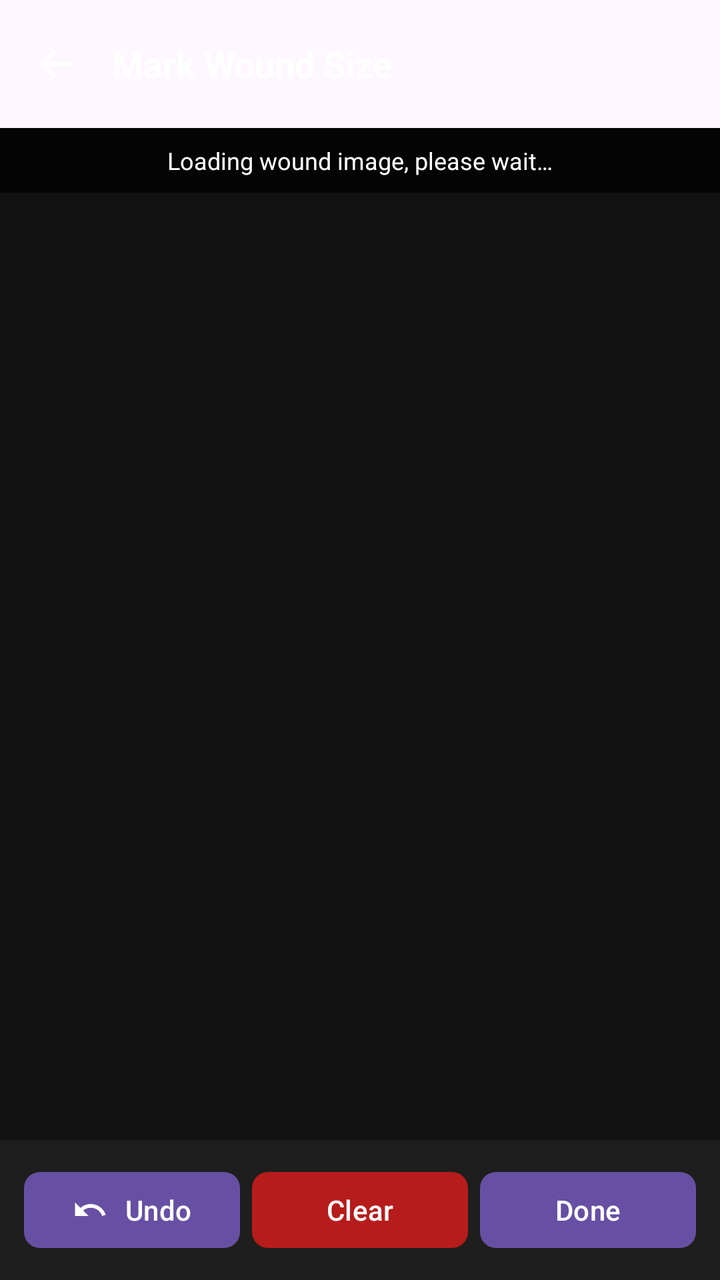
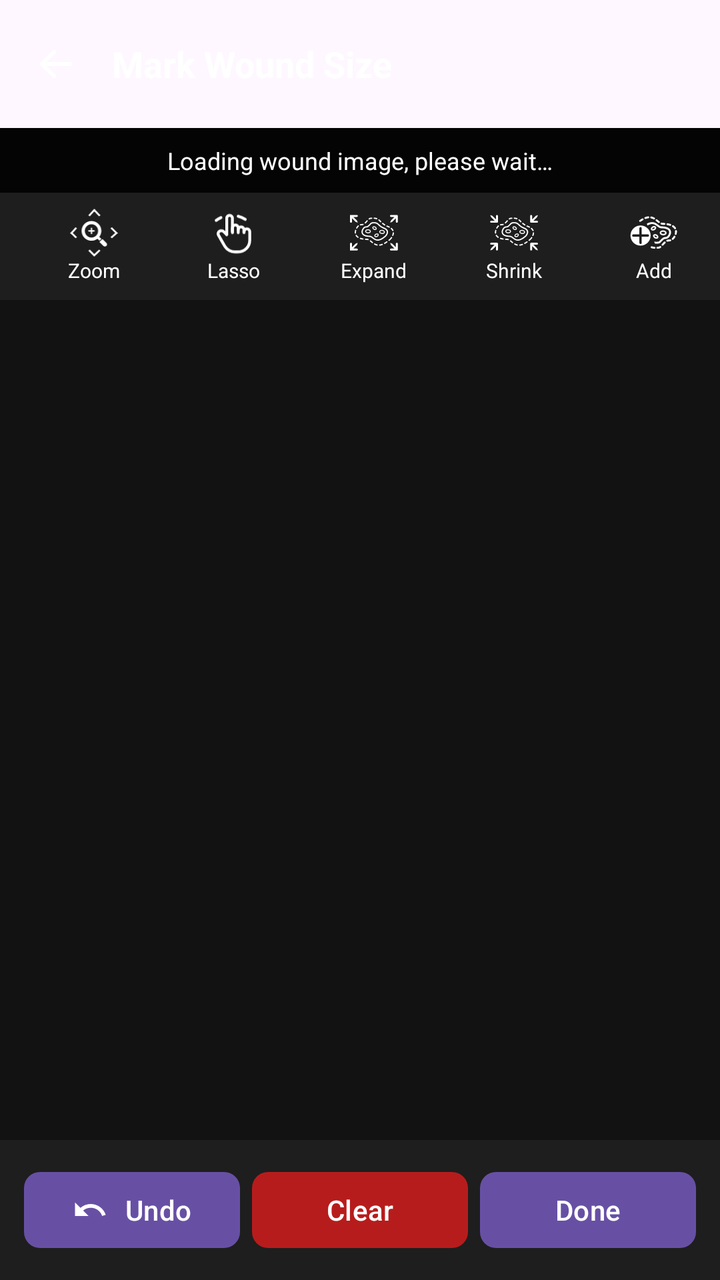

Two renders of the same Android screen: before a commit and after it. Below are the layout's source before the change and the commit's diff.
<!-- AndroidManifest.xml: another module's application theme Theme.Imaging -->
<!-- res/layout/activity_wound_image_edit.xml -->
<?xml version="1.0" encoding="utf-8"?>
<LinearLayout xmlns:android="http://schemas.android.com/apk/res/android"
    xmlns:app="http://schemas.android.com/apk/res-auto"
    android:layout_width="match_parent"
    android:layout_height="match_parent"
    android:background="#121212"
    android:orientation="vertical">

    
    <com.google.android.material.appbar.AppBarLayout
        android:layout_width="match_parent"
        android:layout_height="wrap_content"
        app:elevation="0dp">

        <com.google.android.material.appbar.MaterialToolbar
            android:id="@+id/toolbar"
            android:layout_width="match_parent"
            android:layout_height="?attr/actionBarSize"
            app:navigationIcon="@drawable/arrow_left_icon"
            app:navigationIconTint="@color/white">

            <com.google.android.material.textview.MaterialTextView
                android:layout_width="wrap_content"
                android:layout_height="wrap_content"
                android:text="Mark Wound Size"
                android:textColor="@color/white"
                android:textSize="18sp"
                android:textStyle="bold" />

        </com.google.android.material.appbar.MaterialToolbar>

    </com.google.android.material.appbar.AppBarLayout>

    
    <com.google.android.material.textview.MaterialTextView
        android:id="@+id/instruction_text"
        android:layout_width="match_parent"
        android:layout_height="wrap_content"
        android:background="#CC000000"
        android:gravity="center"
        android:padding="8dp"
        android:text="Loading wound image, please wait…"
        android:textColor="#FFFFFF"
        android:textSize="12sp" />

    
    <com.google.android.material.textview.MaterialTextView
        android:id="@+id/measurement_text"
        android:layout_width="match_parent"
        android:layout_height="wrap_content"
        android:background="#CC1A237E"
        android:gravity="center"
        android:padding="8dp"
        android:text=""
        android:textColor="#FFFFFF"
        android:textSize="11sp"
        android:visibility="gone" />

    
    <FrameLayout
        android:id="@+id/canvas_container"
        android:layout_width="match_parent"
        android:layout_height="0dp"
        android:layout_weight="1">

        <ProgressBar
            android:id="@+id/progress_bar"
            android:layout_width="wrap_content"
            android:layout_height="wrap_content"
            android:layout_gravity="center"
            android:visibility="gone" />

    </FrameLayout>

    
    <LinearLayout
        android:layout_width="match_parent"
        android:layout_height="wrap_content"
        android:background="#1E1E1E"
        android:orientation="horizontal"
        android:padding="12dp"
        android:weightSum="3">

        <com.google.android.material.button.MaterialButton
            android:id="@+id/btn_undo"
            android:layout_width="0dp"
            android:layout_height="46dp"
            android:layout_marginEnd="6dp"
            android:layout_weight="1"
            android:text="Undo"
            android:textAllCaps="false"
            android:textColor="@color/white"
            app:cornerRadius="8dp"
            app:icon="@drawable/ic_undo"
            app:iconGravity="start"
            app:iconTint="@color/white"
            app:iconSize="18dp" />

        <com.google.android.material.button.MaterialButton
            android:id="@+id/btn_clear"
            android:layout_width="0dp"
            android:layout_height="46dp"
            android:layout_marginEnd="6dp"
            android:layout_weight="1"
            android:text="Clear"
            android:textAllCaps="false"
            android:textColor="@color/white"
            app:cornerRadius="8dp"
            app:backgroundTint="#B71C1C" />

        <com.google.android.material.button.MaterialButton
            android:id="@+id/btn_save"
            android:layout_width="0dp"
            android:layout_height="46dp"
            android:layout_weight="1"
            android:text="Done"
            android:textAllCaps="false"
            android:textColor="@color/white"
            app:cornerRadius="8dp" />

    </LinearLayout>

</LinearLayout>
<!-- resources referenced by this layout -->
<resources>
  <color name="white">#FFFFFF</color>
  <style name="Theme.Imaging" parent="Base.Theme.Imaging" />
  <style name="Base.Theme.Imaging" parent="Theme.Material3.DayNight.NoActionBar">
          
          
  
      </style>
  <!-- unchanged entries left out for length: 2 -->
</resources>

<!-- the commit's change to res/layout/activity_wound_image_edit.xml (unified diff, before → after) -->
@@ -4,6 +4,7 @@
     android:layout_width="match_parent"
     android:layout_height="match_parent"
     android:background="#121212"
+    android:fitsSystemWindows="true"
     android:orientation="vertical">
 
     
@@ -55,6 +56,187 @@
         android:textColor="#FFFFFF"
         android:textSize="11sp"
         android:visibility="gone" />
+
+    
+    <HorizontalScrollView
+        android:id="@+id/tools_scroll_view"
+        android:layout_width="match_parent"
+        android:layout_height="wrap_content"
+        android:background="#1E1E1E"
+        android:paddingTop="8dp"
+        android:paddingBottom="8dp"
+        android:scrollbars="none">
+
+        <LinearLayout
+            android:layout_width="wrap_content"
+            android:layout_height="wrap_content"
+            android:orientation="horizontal"
+            android:paddingStart="12dp"
+            android:paddingEnd="12dp">
+
+            
+            <LinearLayout
+                android:id="@+id/tool_zoom"
+                android:layout_width="70dp"
+                android:layout_height="wrap_content"
+                android:gravity="center"
+                android:orientation="vertical"
+                android:clickable="true"
+                android:focusable="true"
+                android:background="?attr/selectableItemBackground">
+                <ImageView
+                    android:layout_width="24dp"
+                    android:layout_height="24dp"
+                    android:src="@drawable/zoom_and_pan_icon"
+                    app:tint="@color/white" />
+                <TextView
+                    android:layout_width="wrap_content"
+                    android:layout_height="wrap_content"
+                    android:text="Zoom"
+                    android:textColor="@color/white"
+                    android:textSize="10sp" />
+            </LinearLayout>
+
+            
+            <LinearLayout
+                android:id="@+id/tool_lasso"
+                android:layout_width="70dp"
+                android:layout_height="wrap_content"
+                android:gravity="center"
+                android:orientation="vertical"
+                android:clickable="true"
+                android:focusable="true"
+                android:background="?attr/selectableItemBackground">
+                <ImageView
+                    android:layout_width="24dp"
+                    android:layout_height="24dp"
+                    android:src="@drawable/lasso_icon"
+                    app:tint="@color/white" />
+                <TextView
+                    android:layout_width="wrap_content"
+                    android:layout_height="wrap_content"
+                    android:text="Lasso"
+                    android:textColor="@color/white"
+                    android:textSize="10sp" />
+            </LinearLayout>
+
+            
+            <LinearLayout
+                android:id="@+id/tool_expand"
+                android:layout_width="70dp"
+                android:layout_height="wrap_content"
+                android:gravity="center"
+                android:orientation="vertical"
+                android:clickable="true"
+                android:focusable="true"
+                android:background="?attr/selectableItemBackground">
+                <ImageView
+                    android:layout_width="24dp"
+                    android:layout_height="24dp"
+                    android:src="@drawable/expand_wound_area"
+                    app:tint="@color/white" />
+                <TextView
+                    android:layout_width="wrap_content"
+                    android:layout_height="wrap_content"
+                    android:text="Expand"
+                    android:textColor="@color/white"
+                    android:textSize="10sp" />
+            </LinearLayout>
+
+            
+            <LinearLayout
+                android:id="@+id/tool_shrink"
+                android:layout_width="70dp"
+                android:layout_height="wrap_content"
+                android:gravity="center"
+                android:orientation="vertical"
+                android:clickable="true"
+                android:focusable="true"
+                android:background="?attr/selectableItemBackground">
+                <ImageView
+                    android:layout_width="24dp"
+                    android:layout_height="24dp"
+                    android:src="@drawable/shrink_wound_area_icon"
+                    app:tint="@color/white" />
+                <TextView
+                    android:layout_width="wrap_content"
+                    android:layout_height="wrap_content"
+                    android:text="Shrink"
+                    android:textColor="@color/white"
+                    android:textSize="10sp" />
+            </LinearLayout>
+
+            
+            <LinearLayout
+                android:id="@+id/tool_add"
+                android:layout_width="70dp"
+                android:layout_height="wrap_content"
+                android:gravity="center"
+                android:orientation="vertical"
+                android:clickable="true"
+                android:focusable="true"
+                android:background="?attr/selectableItemBackground">
+                <ImageView
+                    android:layout_width="24dp"
+                    android:layout_height="24dp"
+                    android:src="@drawable/add_wound_area"
+                    app:tint="@color/white" />
+                <TextView
+                    android:layout_width="wrap_content"
+                    android:layout_height="wrap_content"
+                    android:text="Add"
+                    android:textColor="@color/white"
+                    android:textSize="10sp" />
+            </LinearLayout>
+
+            
+            <LinearLayout
+                android:id="@+id/tool_remove"
+                android:layout_width="70dp"
+                android:layout_height="wrap_content"
+                android:gravity="center"
+                android:orientation="vertical"
+                android:clickable="true"
+                android:focusable="true"
+                android:background="?attr/selectableItemBackground">
+                <ImageView
+                    android:layout_width="24dp"
+                    android:layout_height="24dp"
+                    android:src="@drawable/remove_wound_area"
+                    app:tint="@color/white" />
+                <TextView
+                    android:layout_width="wrap_content"
+                    android:layout_height="wrap_content"
+                    android:text="Remove"
+                    android:textColor="@color/white"
+                    android:textSize="10sp" />
+            </LinearLayout>
+
+            
+            <LinearLayout
+                android:id="@+id/tool_measure"
+                android:layout_width="70dp"
+                android:layout_height="wrap_content"
+                android:gravity="center"
+                android:orientation="vertical"
+                android:clickable="true"
+                android:focusable="true"
+                android:background="?attr/selectableItemBackground">
+                <ImageView
+                    android:layout_width="24dp"
+                    android:layout_height="24dp"
+                    android:src="@drawable/straight_angle_icon"
+                    app:tint="@color/white" />
+                <TextView
+                    android:layout_width="wrap_content"
+                    android:layout_height="wrap_content"
+                    android:text="Measure"
+                    android:textColor="@color/white"
+                    android:textSize="10sp" />
+            </LinearLayout>
+
+        </LinearLayout>
+    </HorizontalScrollView>
 
     
     <FrameLayout
<!-- resource entries referenced after the edit -->
@@ -1,6 +1,52 @@
 <!-- resources referenced by this layout -->
 <resources>
   <color name="white">#FFFFFF</color>
+  <!-- drawable add_wound_area: vector/xml drawable (drawable, 7655 chars, omitted) -->
+  <!-- drawable expand_wound_area: vector/xml drawable (drawable, 8999 chars, omitted) -->
+  <!-- drawable lasso_icon: vector/xml drawable (drawable, 2302 chars, omitted) -->
+  <!-- drawable remove_wound_area: vector/xml drawable (drawable, 6107 chars, omitted) -->
+  <!-- drawable shrink_wound_area_icon: vector/xml drawable (drawable, 8943 chars, omitted) -->
+  <!-- drawable straight_angle_icon (drawable) -->
+  <vector xmlns:android="http://schemas.android.com/apk/res/android"
+      android:width="40dp"
+      android:height="40dp"
+      android:viewportWidth="40"
+      android:viewportHeight="40">
+      <path
+          android:strokeColor="#FF12679B"
+          android:strokeWidth="1"
+          android:pathData="M0.5 4c0-1.93 1.57-3.5 3.5-3.5h32c1.93 0 3.5 1.57 3.5 3.5v32c0 1.93-1.57 3.5-3.5 3.5h-32c-1.93 0-3.5-1.57-3.5-3.5z"/>
+      <group>
+          <clip-path
+              android:pathData="M5 5H35V35H5z"/>
+          <group>
+              <path
+                  android:fillColor="#FF12679B"
+                  android:pathData="M20 26.88c1.56 0 2.9-0.55 3.98-1.65 1.1-1.09 1.64-2.42 1.64-3.98s-0.54-2.9-1.64-3.98c-1.09-1.1-2.42-1.64-3.98-1.64s-2.9 0.54-3.98 1.64c-1.1 1.09-1.64 2.42-1.64 3.98s0.54 2.9 1.64 3.98c1.09 1.1 2.42 1.64 3.98 1.64Zm0-2.5c-0.88 0-1.61-0.3-2.22-0.91-0.6-0.6-0.9-1.34-0.9-2.22 0-0.88 0.3-1.61 0.9-2.22 0.6-0.6 1.34-0.9 2.22-0.9 0.88 0 1.61 0.3 2.22 0.9 0.6 0.6 0.9 1.34 0.9 2.22 0 0.88-0.3 1.61-0.9 2.22-0.6 0.6-1.34 0.9-2.22 0.9Zm-10 6.87c-0.69 0-1.28-0.24-1.77-0.73-0.49-0.5-0.73-1.08-0.73-1.77v-15c0-0.69 0.24-1.28 0.73-1.77 0.5-0.49 1.08-0.73 1.77-0.73h3.94l2.31-2.5h7.5l2.31 2.5H30c0.69 0 1.28 0.24 1.77 0.73 0.49 0.5 0.73 1.08 0.73 1.77v15c0 0.69-0.24 1.28-0.73 1.77-0.5 0.49-1.08 0.73-1.77 0.73H10Z"/>
+          </group>
+      </group>
+  </vector>
+  <!-- drawable zoom_and_pan_icon (drawable) -->
+  <?xml version="1.0" encoding="utf-8"?>
+  <vector xmlns:android="http://schemas.android.com/apk/res/android"
+      android:width="970dp"
+      android:height="979dp"
+      android:viewportWidth="970"
+      android:viewportHeight="979">
+      <path
+          android:strokeColor="#FFFFFFFF"
+          android:strokeWidth="37"
+          android:pathData="M384 845.5L491 953l111-107.5M124 592l-97.5-95L124 389.5m260-244L491 28l111 117.5m234 244L943 497l-107 95"/>
+      <path
+          android:fillColor="#FFFFFFFF"
+          android:pathData="M737.46 698.96L657.52 619 597 679.52l79.94 79.95c8.09 8.07 18.83 12.53 30.27 12.53 11.42 0 22.16-4.46 30.25-12.53 8.08-8.09 12.53-18.84 12.53-30.27 0-11.44-4.45-22.18-12.53-30.25Z"/>
+      <path
+          android:fillColor="#FFFFFFFF"
+          android:pathData="M484.2 438.7H448.3v-35.9c0-8.17-6.63-14.8-14.8-14.8-8.16 0-14.8 6.63-14.8 14.8v35.9h-35.9c-8.17 0-14.79 6.64-14.79 14.8s6.62 14.8 14.8 14.8h35.9v35.9c0 8.17 6.63 14.8 14.8 14.8 8.16 0 14.79-6.63 14.79-14.8v-35.9h35.91c8.17 0 14.8-6.64 14.8-14.8s-6.63-14.8-14.8-14.8Z"/>
+      <path
+          android:fillColor="#FFFFFFFF"
+          android:pathData="M635 617.57l-41.76-41.78c0.06-0.1 0.06-0.19 0.12-0.25 26.8-35.03 41.53-78.38 41.5-122.12 0.04-53.76-20.9-104.37-59-142.42-38.01-38.05-88.51-59-142.68-59C379.49 252 329 272.95 291 311c-38.11 38.05-59.06 88.66-59 142.44-0.05 53.77 20.9 104.35 58.98 142.4 38.03 38.07 88.56 59 142.47 59h0.19c43.62 0 86.91-14.72 121.91-41.5 0.08-0.06 0.16-0.09 0.24-0.12L597.57 655 635 617.57Zm-105.65-68.23c-25.62 25.57-59.66 39.7-95.94 39.76-36.24-0.06-70.3-14.19-95.9-39.76-25.6-25.59-39.7-59.66-39.75-95.92 0.05-36.26 14.16-70.31 39.73-95.92 25.6-25.57 59.66-39.66 95.92-39.74 0.02-0.02 0.03 0 0.03 0 36.25 0.08 70.3 14.17 95.91 39.74 25.57 25.59 39.68 59.66 39.75 95.95-0.07 36.25-14.18 70.32-39.75 95.89Z"/>
+  </vector>
   <style name="Theme.Imaging" parent="Base.Theme.Imaging" />
   <style name="Base.Theme.Imaging" parent="Theme.Material3.DayNight.NoActionBar">
           
